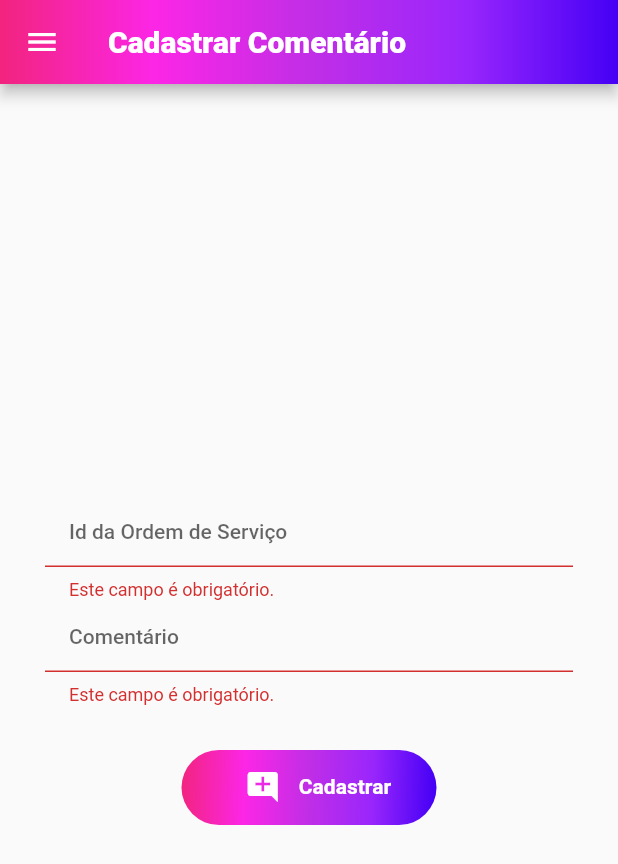
After one commit to GanaxXD/consumo_api, a Flutter app: the CadastrarComentario screen opened directly, after a tap on the "add comment" icon, on a phone screen of 412 x 824 dp. The commit adds this screen. Shown: the top 864 px of the screen. Run offline on Flutter 3.47's test engine with Material 2 defaults, Android fonts, the phone set to English and light mode, and no system bars; network calls fail; statements that could not run were skipped.

Commit message:
tela de cadastro de comentário com alert

```diff
--- /dev/null
+++ b/lib/screens/addComent.dart
@@ -0,0 +1,131 @@
+import 'dart:convert';
+import 'package:consumoapi/widgets/myAlert.dart';
+import 'package:consumoapi/widgets/myButton.dart';
+import 'package:consumoapi/widgets/myDrawerNavigation.dart';
+import 'package:consumoapi/widgets/myTextFormField.dart';
+import 'package:flutter/material.dart';
+import 'package:http/http.dart' as http;
+
+class CadastrarComentario extends StatefulWidget {
+  @override
+  _CadastrarComentarioState createState() => _CadastrarComentarioState();
+}
+
+class _CadastrarComentarioState extends State<CadastrarComentario> {
+    final GlobalKey<FormState> _formKey = GlobalKey<FormState>();
+    final TextEditingController _ordemIdController = TextEditingController();
+    final TextEditingController _comentarioController = TextEditingController();
+    var errorMessage, statusCodeResponse;
+
+
+    Future<void> success() async{
+        return showDialog(
+            context: context,
+            builder: (BuildContext context){
+                return MyAlert(
+                    title: "Comentário cadastrado com sucesso.",
+                    content: "O comentário da ordem de serviço foi cadastrado com sucesso na base de dados."
+                );
+            }
+        );
+    }
+
+    Future<void> fail() async{
+        showDialog(
+            context: context,
+            builder: (BuildContext context){
+                return MyAlert(
+                    title: "Erro ao cadastrar o Comentário.",
+                    content: "Não foi possível cadastrar o comentário na ordem de serviço. O seguinte erro foi encontrado: \n"
+                        "Status: ${statusCodeResponse}\n"
+                        "Mensagem: ${errorMessage}"
+                );
+            }
+        );
+    }
+
+    @override
+    Widget build(BuildContext context) {
+        return Scaffold(
+            drawer: MyDrawerNavigation(),
+            appBar: AppBar(
+                flexibleSpace: Container(
+                    decoration: BoxDecoration(
+                        gradient: LinearGradient(
+                            colors: <Color>[
+                                Color.fromRGBO(242, 36, 126, 95),
+                                Color.fromRGBO(252, 38, 230, 90),
+                                Color.fromRGBO(193, 46, 230, 90),
+                                Color.fromRGBO(154, 38, 252, 99),
+                                Color.fromRGBO(69, 0, 245, 96),
+                            ],
+                            begin: const FractionalOffset(0.0, 0.0),
+                            end: const FractionalOffset(1.0, 0.0),
+                        )
+                    ),
+                ),
+                title: Text("Cadastrar Comentário", style: TextStyle(
+                    color: Colors.white, fontWeight: FontWeight.w900
+                ), overflow: TextOverflow.ellipsis,),
+            ),
+
+            body: Form(
+                key: _formKey,
+                child: Column(
+                    mainAxisAlignment: MainAxisAlignment.center,
+                    children: [
+                        MyTextFormField(
+                            hint: "Id da Ordem de Serviço",
+                            help: "Informe o Id da Ordem de serviço em que deseja cadastrar o comentário",
+                            controller: _ordemIdController,
+                            keyboardType: TextInputType.numberWithOptions(decimal: false, signed: false),
+                        ),
+
+                        MyTextFormField(
+                            hint: "Comentário",
+                            help: "Informe a descrição do comentário",
+                            controller: _comentarioController,
+                            keyboardType: TextInputType.multiline,
+                        ),
+
+                        Padding(
+                            padding: const EdgeInsets.only(top: 30),
+                            child: MyButton(
+                                splashColor: Colors.purpleAccent,
+                                icon: Icons.add_comment,
+                                text: "Cadastrar",
+                                onPressed: () async {
+                                    if(_formKey.currentState.validate()){
+                                        var response = await http.post(Uri.parse('https://api-client-serviceorder.herokuapp.com/ordemservico/${_ordemIdController.value.text.toString()}/comentario'),
+                                            headers: <String, String>{
+                                                'Content-Type': 'application/json; charset=UTF-8',
+                                            },
+                                            body: jsonEncode(<String, String>{
+                                                'descricao': _comentarioController.value.text,
+                                            })
+                                        );
+                                        if(response.statusCode == 201){
+                                            success();
+                                        } else {
+                                            /*
+                                        Por algum motivo, a API está retornando um texto HTML na resposta da requisição,
+                                        mesmo estando configurado pra responder como um JSON. Inicialmente, para lançar
+                                        o app, vou utilizar de um recurso "feio" para receber as informações do erro e exibir
+                                        o alerta da melhor forma possível ao usuário.
+                                         */
+                                            var decodingErrorMessage = response.body.substring(response.body.indexOf("<titulo>"),response.body.indexOf("</titulo>"));
+                                            errorMessage = decodingErrorMessage.substring(8);
+                                            var decodingStatusResponse = response.body.substring(response.body.indexOf("<status>"),response.body.indexOf("</status>"));
+                                            statusCodeResponse = decodingStatusResponse.substring(8);
+                                            fail();
+                                        }
+                                    }
+                                },
+                            ),
+                        )
+                    ],
+                ),
+            ),
+        );
+    }
+}
--- a/lib/widgets/myDrawerNavigation.dart
+++ b/lib/widgets/myDrawerNavigation.dart
@@ -1,4 +1,5 @@
 import 'package:consumoapi/screens/addClient.dart';
+import 'package:consumoapi/screens/addComent.dart';
 import 'package:consumoapi/screens/addOrder.dart';
 import 'package:consumoapi/screens/comentsList.dart';
 import 'package:consumoapi/screens/listClient.dart';
@@ -123,6 +124,22 @@ class MyDrawerNavigation extends StatelessWidget {
                     },
                 ),
 
+                //Cadastrar Comentário:
+                ListTile(
+                    leading: Icon(Icons.add_comment, color: Colors.indigo),
+                    title: Text("Cadastrar Comentário",
+                        style: TextStyle(
+                            color: Colors.indigo,
+                            fontSize: 14, fontWeight: FontWeight.w800,
+                        ), overflow: TextOverflow.fade,
+                    ),
+                    onTap: (){
+                        Navigator.of(context).pushReplacement(MaterialPageRoute(
+                            builder: (context) => CadastrarComentario()
+                        ));
+                    },
+                ),
+
             ],
         ),
     );
```
